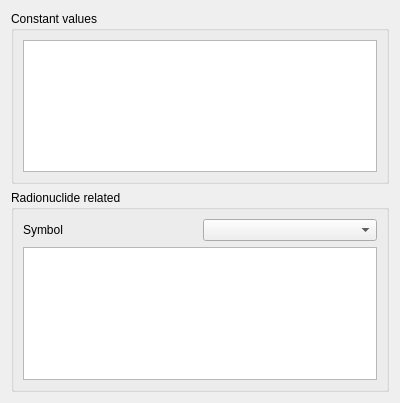
Before: the Qt Designer form plugins/srs19/widgetconstantvalue.ui in ipsusila/radenv, drawn with Qt 5.
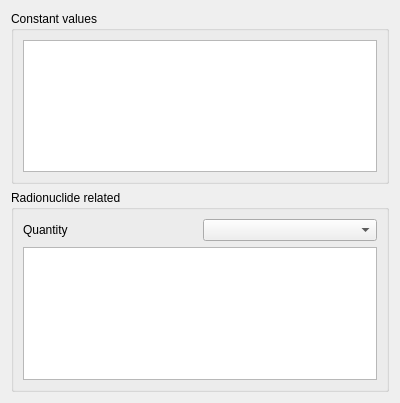
After: the same form once the commit is applied. Custom widgets are drawn as their Qt base class.

Diff of the .ui file:
```diff
--- a/plugins/srs19/widgetconstantvalue.ui
+++ b/plugins/srs19/widgetconstantvalue.ui
@@ -35,7 +35,7 @@
       <item row="0" column="0">
        <widget class="QLabel" name="label">
         <property name="text">
-         <string>Symbol</string>
+         <string>Quantity</string>
         </property>
        </widget>
       </item>
```
Left out of the diff: 2 changed lines with no effect on the pictures.
